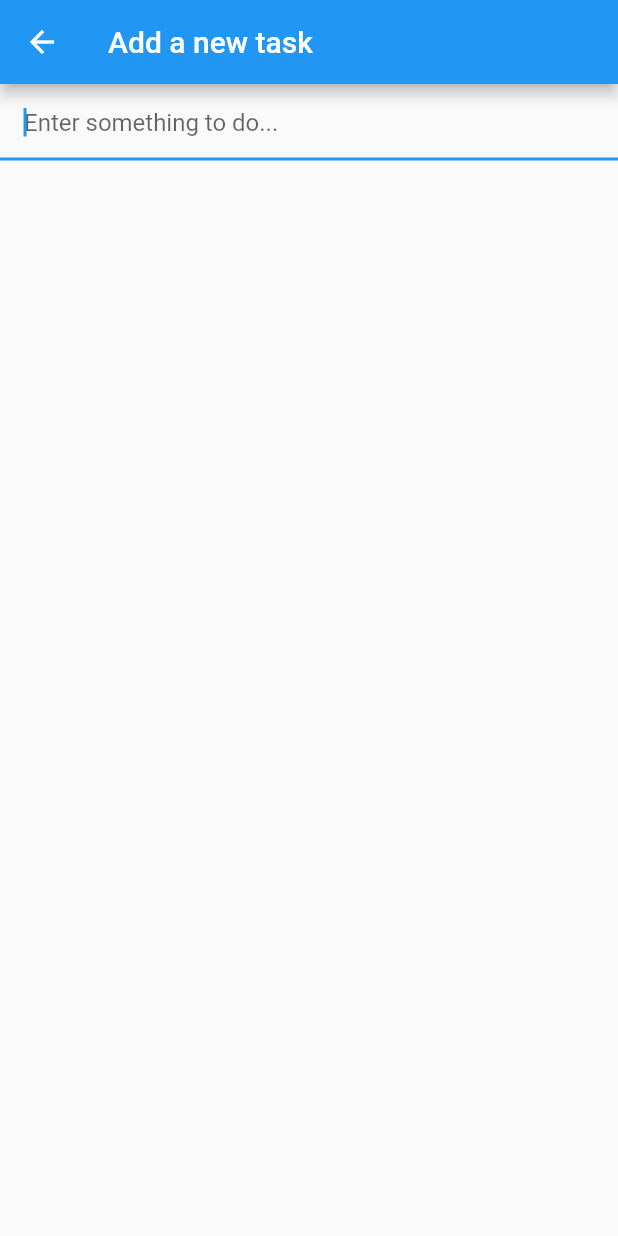
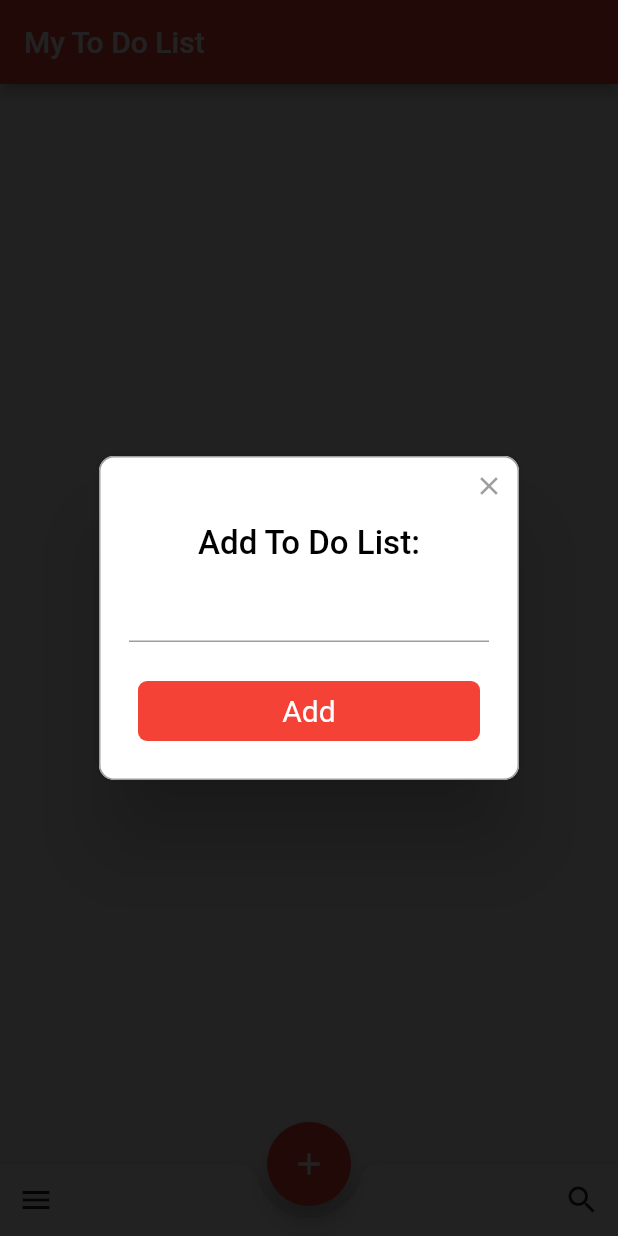
Before and after one commit to fyavuzz/hatali_to_do, a Flutter app: the screen it shows after launch, after a tap on the "add" icon, on a phone screen of 412 x 824 dp. Run offline on Flutter 3.47's test engine with Material 2 defaults, Android fonts, the phone set to English and light mode, and no system bars; drawn by our look-alikes of rflutter_alert.

Commit message:
hatasız

```diff
--- a/lib/main.dart
+++ b/lib/main.dart
@@ -1,157 +1,171 @@
 import 'package:flutter/material.dart';
-import 'package:shared_preferences/shared_preferences.dart';
-import 'package:firebase_messaging_platform_interface/firebase_messaging_platform_interface.dart';
+import 'package:rflutter_alert/rflutter_alert.dart';
 
-// Code written in Dart starts executing from the main function. runApp is part
-// of Flutter, and requies the component which will be our app's container.
-// In Flutter, every component is known as a 'widget'.
-void main() => runApp(new TodoApp());
+void main() {
+  runApp(MyApp());
+}
 
-// Every component in Flutter is a widget, even the whole app itself
-class TodoApp extends StatelessWidget {
+class MyApp extends StatelessWidget {
   @override
   Widget build(BuildContext context) {
-    return new MaterialApp(
-        title: 'Todo List',
+    return MaterialApp(
+      title: 'To Do List App',
       theme: ThemeData(
-            primaryColor: Colors.deepPurple
+        primarySwatch: Colors.red,
+        visualDensity: VisualDensity.adaptivePlatformDensity,
       ),
-        home: new TodoList()
+      home: MyToDoList(),
     );
-  }// build
-} // TodoApp
-
-class TodoList extends StatefulWidget {
-  @override
-  createState() => new TodoListState();
-}
-
-class TodoListState extends State<TodoList> {
-  List<String> _todoItems = [];
-
-  // This will be called each time the + button is pressed
-  void _addTodoItem(String task) {
-    // Putting our code inside "setState" tells the app that our state has
-    // changed, and it will automatically re-render the List
-
-    // Only add the task if the user actually entered something
-    if (task.length > 0) {
-      setState(() => _todoItems.add(task));
-      _save();
   }
 }
 
-  // Like _addTodoItem, this modifies the array of to-do strings and notifies
-  // the app that the state has changed using setState
-  void _removeTodoItem(int index) {
-    setState(() => _todoItems.removeAt(index));
+class MyToDoList extends StatefulWidget {
+  @override
+  _MyToDoListState createState() => _MyToDoListState();
 }
 
-  //Show an alert dialog asking the user to confirm that the task is done
+class _MyToDoListState extends State<MyToDoList> {
+  final List<String> _ToDoList = <String>[];
+
+  @override
+  Widget build(BuildContext context) {
+    return Scaffold(
+      appBar: AppBar(
+        title: const Text('My To Do List'),
+      ),
+      floatingActionButtonLocation: FloatingActionButtonLocation.centerDocked,
+      floatingActionButton: FloatingActionButton(
+        onPressed: _addToDoList,
+        child: Icon(Icons.add),
+        backgroundColor: Colors.red,
+      ),
+      body: _buildToDoList(),
+      bottomNavigationBar: BottomAppBar(
+        shape: CircularNotchedRectangle(),
+        notchMargin: 8.0,
+        child: new Row(
+          mainAxisSize: MainAxisSize.max,
+          mainAxisAlignment: MainAxisAlignment.spaceBetween,
+          children: <Widget>[
+            IconButton(icon: Icon(Icons.menu), onPressed: () {},),
+            IconButton(icon: Icon(Icons.search), onPressed: () {},),
+          ],
+        ),
+        color: Colors.white,
+      ),
+    );
+  }
+
+  void _addListPopUp(context) {
+    final myController = TextEditingController();
+
+    @override
+    void dispose() {
+      myController.dispose();
+      super.dispose();
+    }
+
+    Alert(
+        context: context,
+        title: "Add To Do List:",
+        content: Column(
+          children: <Widget>[
+            TextField(
+              controller: myController,
+              // decoration: InputDecoration(
+              //   icon: Icon(Icons.account_circle),
+              //   labelText: 'To Do: ',
+              // ),
+            ),
+          ],
+        ),
+        buttons: [
+          DialogButton(
+            onPressed: () {
+              setState(() {
+                _ToDoList.add(myController.text);
+              });
+              Navigator.pop(context);
+            },
+            child: Text(
+              "Add",
+              style: TextStyle(color: Colors.white, fontSize: 20),
+            ),
+          )
+        ]).show();
+  }
+
+  void _addToDoList() {
+    _addListPopUp(context);
+  }
+
+  Widget _buildToDoList() {
+    return ListView.builder(
+        padding: const EdgeInsets.all(16),
+        itemCount: _ToDoList.length,
+        itemBuilder: (BuildContext _context, int i) {
+          return _buildRowToDo(_ToDoList[i], i);
+        }
+    );
+  }
+
+  Widget _buildRowToDo(String ToDoVar, int index) {
+
+    return Column(
+      children: [
+        ListTile(
+            leading: Container(
+              width: 30,
+              height: 30,
+              child: IconButton(
+                  icon: Icon(Icons.check_box_outline_blank, size: 10),
+                  onPressed: () {
+                    setState(() {
+                      _promptRemoveTodoItem(index);
+                    });
+                  }
+              ),
+              decoration: BoxDecoration(
+                  shape: BoxShape.circle,
+                  color: Colors.grey),
+            ),
+            title: Text(
+                ToDoVar
+            ),
+            onTap: () {
+              setState(() {
+                _ToDoList[index] = "edited";
+              });
+            }
+        ),
+        Divider(),
+      ],
+    );
+  }
+
   void _promptRemoveTodoItem(int index) {
     showDialog(
         context: context,
         builder: (BuildContext context) {
-          return AlertDialog(
-            title: Text('Mark "${_todoItems[index]}" as done?'),
+          return new AlertDialog(
+              title: new Text('Mark "${_ToDoList[index]}" as done?'),
               actions: <Widget>[
-              FlatButton(
-                  child: Text('CANCEL'),
+                new FlatButton(
+                    child: new Text('CANCEL'),
                     onPressed: () => Navigator.of(context).pop()
                 ),
-              FlatButton(
-                  child: Text('MARK AS DONE'),
+                new FlatButton(
+                    child: new Text('MARK AS DONE'),
                     onPressed: () {
-                    _removeTodoItem(index);
+                      setState(() {
+                        _ToDoList.removeAt(index);
+                      });
                       Navigator.of(context).pop();
                     }
                 )
-            ],
-          );
-        } // builder
-    ); // showDialog
-  }
-
-  // Build the whole list of to-do items
-  Widget _buildTodoList() {
-    _read();
-    return new ListView.builder(
-      itemBuilder: (context, index) {
-
-        // itemBuilder will be automatcally called as many times as it takes
-        // for the list to fill up its available space, which is most likely
-        // more than the number of to-do items we have. So, we need to check
-        // that the index is ok.
-        if (index < _todoItems.length) {
-          return _buildTodoItem(_todoItems[index], index);
-        }
-        // ignore: missing_return
-      }, // itemBuilder
-    ); // ListView.builder
-  }
-
-  //Build a single to-do item
-  Widget _buildTodoItem(String todoText, int index) {
-    return new ListTile(
-        title: new Text(todoText),
-        onTap: () => _promptRemoveTodoItem(index)
+              ]
           );
         }
-
-  @override
-  Widget build(BuildContext context) {
-    return new Scaffold(
-        appBar: AppBar(
-            title: Text('To-do List')
-        ),
-        body: _buildTodoList(),
-        floatingActionButton: new FloatingActionButton(
-            onPressed: _pushAddTodoScreen, //pressing this button opens new screen
-            tooltip: 'Add task',
-            child: new Icon(Icons.add)
-        )
     );
-  } // build
-
-  void _pushAddTodoScreen() {
-    // Push this page onto the stack
-    Navigator.of(context).push(
-      // MaterialPageRoute will automatically animate the screen entry, as well
-      // as adding a back button to close it
-        new MaterialPageRoute(
-            builder: (context) {
-              return new Scaffold(
-                  appBar: AppBar(
-                      title: Text('Add a new task')
-                  ),
-                  body: TextField(
-                    autofocus: true,
-                    onSubmitted: (val) {
-                      _addTodoItem(val);
-                      Navigator.pop(context); //Close the add to-do screen
-                    },
-                    decoration: InputDecoration(
-                        hintText: 'Enter something to do...',
-                        contentPadding: const EdgeInsets.all(16.0)
-                    ),
-                  )
-              );
-            } // builder
-        )
-    ); // push
   }
-
-  _read() async {
-    final prefs = await SharedPreferences.getInstance();
-    final key = 'my_string_list_key';
-    final myStringList = prefs.getStringList(key) ?? [];
-    _todoItems = myStringList;
 }
-
-  _save() async {
-    final prefs = await SharedPreferences.getInstance();
-    final key = 'my_string_list_key';
-    prefs.setStringList(key, _todoItems);
-  }
-
-}// TodoListState
--- a/pubspec.yaml
+++ b/pubspec.yaml
@@ -30,8 +30,7 @@ dependencies:
   flutter:
     sdk: flutter
   shared_preferences: ^2.0.15
-
-  firebase_messaging_platform_interface: ^3.1.6
+  rflutter_alert: ^2.0.4
 
 
 
```
Also changed, not shown: pubspec.lock. Lines whose indentation alone changed are shown as unchanged.
